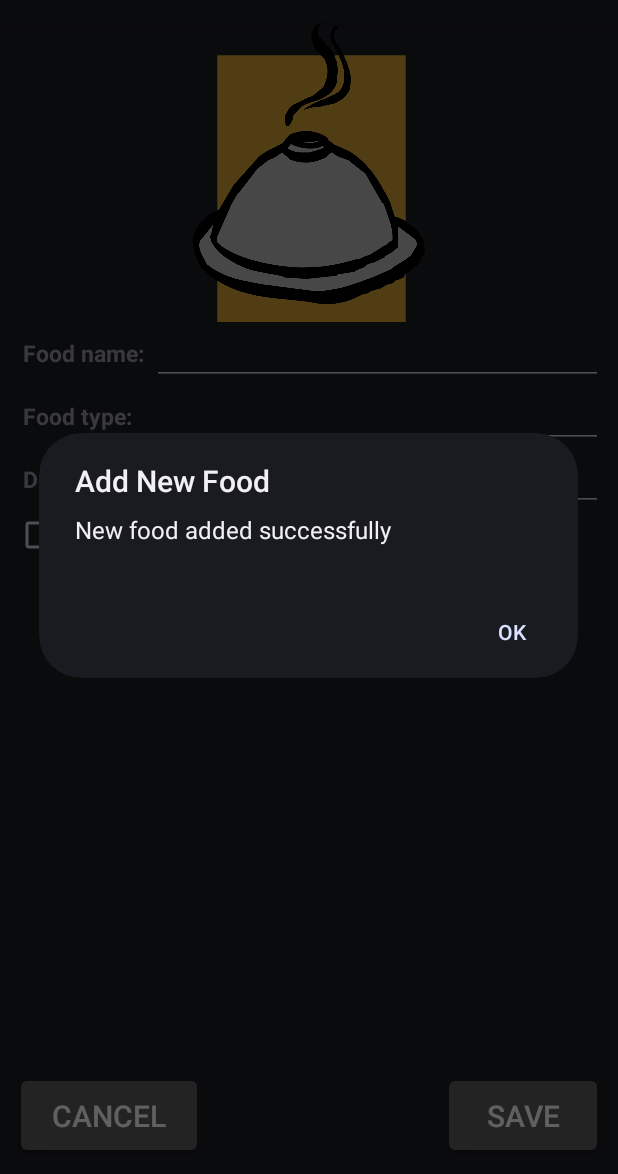
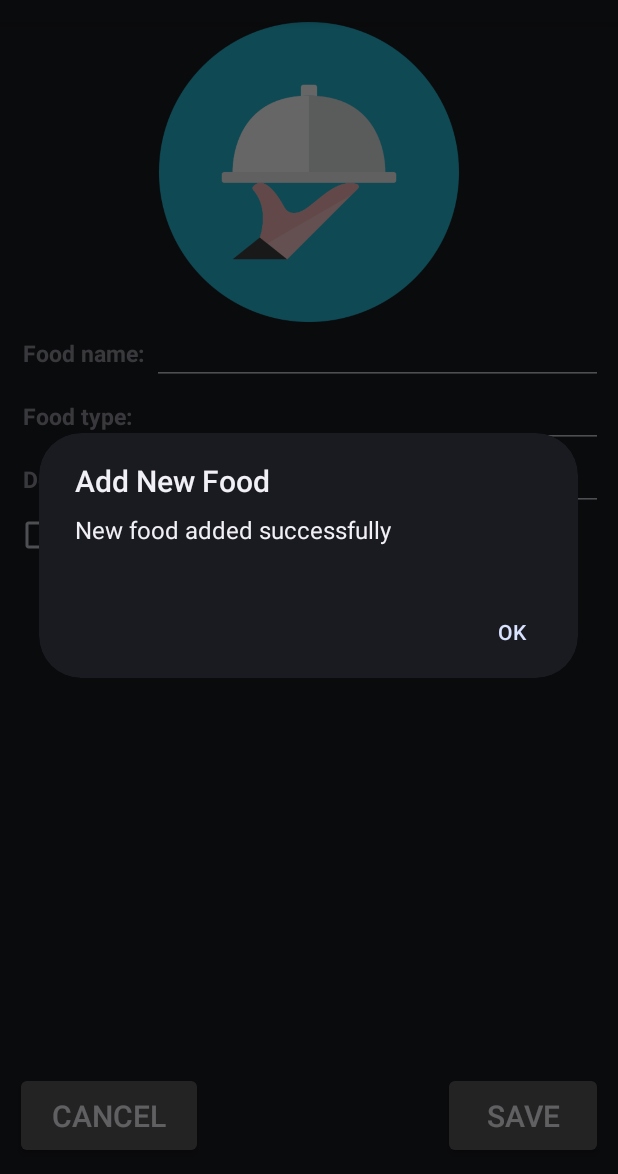
Before and after one commit to IddoAlex/FoodFeed, an Android app: the fragment FoodNewFragment shown on its own in the app's theme, after a tap on "SAVE", on a phone screen of 412 x 824 dp, the part 62-1236 px from its top. Run offline under Robolectric (Android 15) with nearby library versions, the phone set to English and light mode, and no system bars; our stand-ins replace Firebase (no records; nobody signed in at launch, a user with empty details on screens opened directly); 2 statements that could not run were skipped.

Commit message:
Removed 'dish' image, fixed db delete

```diff
--- a/app/src/main/java/colman/iddo/foodfeed/fragments/FoodEditFragment.java
+++ b/app/src/main/java/colman/iddo/foodfeed/fragments/FoodEditFragment.java
@@ -2,6 +2,7 @@ package colman.iddo.foodfeed.fragments;
 
 import android.app.AlertDialog;
 import android.app.Fragment;
+import android.app.FragmentManager;
 import android.content.DialogInterface;
 import android.content.Intent;
 import android.graphics.Bitmap;
@@ -248,7 +249,7 @@ public class FoodEditFragment extends Fragment {
     }
 
     protected void backToList(){
-        getFragmentManager().popBackStack();
+        getFragmentManager().popBackStack(0,  FragmentManager.POP_BACK_STACK_INCLUSIVE);
     }
 
 }
--- a/app/src/main/java/colman/iddo/foodfeed/fragments/FoodNewFragment.java
+++ b/app/src/main/java/colman/iddo/foodfeed/fragments/FoodNewFragment.java
@@ -124,6 +124,7 @@ public class FoodNewFragment extends FoodEditFragment {
         }
     }
 
-
-
+    protected void backToList(){
+        getFragmentManager().popBackStack();
+    }
 }
--- a/app/src/main/java/colman/iddo/foodfeed/model/FoodFirebase.java
+++ b/app/src/main/java/colman/iddo/foodfeed/model/FoodFirebase.java
@@ -49,7 +49,7 @@ public class FoodFirebase {
     static final String VEGETARIAN = "vegetarian";
     static final String IMAGE_URL = "imageURL";
     static final String USER_ID = "userId";
-    static final String FOOD_LAST_UPDATE_DATE = "lasUpdateDate";
+    static final String FOOD_LAST_UPDATE_DATE = "lastUpdateDate";
 
     public void addOrUpdateFoodItem(FoodItem foodItem) {
         FirebaseDatabase database = FirebaseDatabase.getInstance();
--- a/app/src/main/java/colman/iddo/foodfeed/model/FoodSql.java
+++ b/app/src/main/java/colman/iddo/foodfeed/model/FoodSql.java
@@ -81,7 +81,7 @@ public class FoodSql {
     }
 
     static protected void deleteFoodItem(SQLiteDatabase db, String foodItemId) {
-        db.delete(FOOD_TABLE, FOOD_ID + "=" + foodItemId, null);
+        db.delete(FOOD_TABLE, "" + FOOD_ID + " = ? ", new String[] { foodItemId });
     }
 
     static boolean checkIfIdAlreadyExists(SQLiteDatabase db, String foodItemId) {
--- a/app/src/main/java/colman/iddo/foodfeed/model/ModelSql.java
+++ b/app/src/main/java/colman/iddo/foodfeed/model/ModelSql.java
@@ -27,7 +27,7 @@ public class ModelSql extends SQLiteOpenHelper {
          * @param version The DB's version. We must increment the DB number each time it is
          *                changed, otherwise the DB scheme won't be changed.
          */
-        super(context, "database.db", null, 14);
+        super(context, "database.db", null, 16);
     }
 
     @Override
--- a/app/src/main/res/layout/food_items_row.xml
+++ b/app/src/main/res/layout/food_items_row.xml
@@ -39,7 +39,7 @@
             android:id="@+id/row_food_image"
             android:layout_width="match_parent"
             android:layout_height="200dp"
-            android:src="@drawable/dish" />
+            android:src="@drawable/avatar" />
 
         <ProgressBar
             android:id="@+id/row_food_progressbar"
--- a/app/src/main/res/layout/fragment_food_data.xml
+++ b/app/src/main/res/layout/fragment_food_data.xml
@@ -14,7 +14,7 @@
             android:id="@+id/edit_image"
             android:layout_width="match_parent"
             android:layout_height="200dp"
-            android:src="@drawable/dish" />
+            android:src="@drawable/avatar" />
 
         <ProgressBar
             android:id="@+id/edit_progressbar"
--- a/app/src/main/res/layout/fragment_food_details.xml
+++ b/app/src/main/res/layout/fragment_food_details.xml
@@ -40,7 +40,7 @@
             android:id="@+id/details_food_image"
             android:layout_width="match_parent"
             android:layout_height="200dp"
-            android:src="@drawable/dish" />
+            android:src="@drawable/avatar" />
 
         <ProgressBar
             android:id="@+id/details_food_progressbar"
```
Also changed, not shown: app/src/main/res/drawable/dish.png (deleted).
